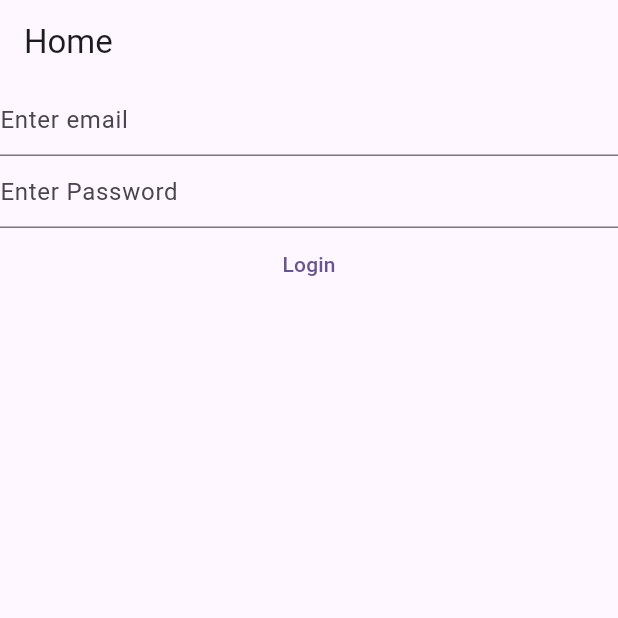
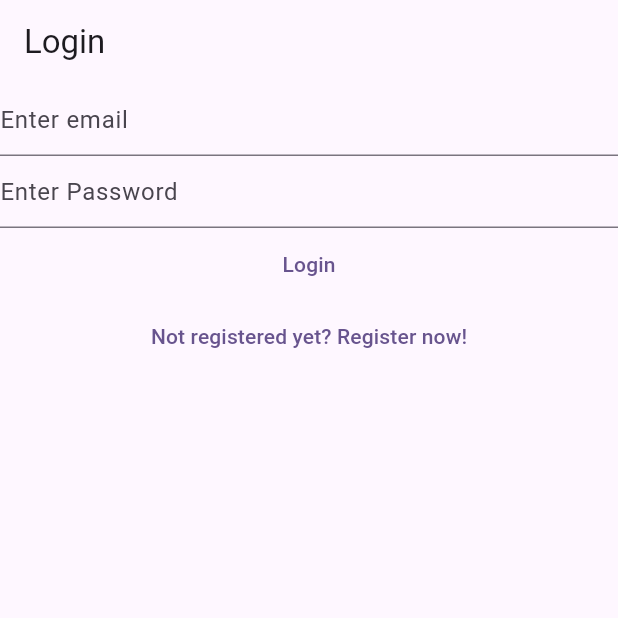
Before and after one commit to sadman017/My_Notes_App, a Flutter app: the screen it shows after launch, on a phone screen of 412 x 824 dp, the top half of it. Run offline on Flutter 3.47's test engine with Material 3 defaults, Android fonts, the phone set to English and light mode, and no system bars; our stand-ins replace firebase_auth, firebase_core; accounts and stored records are empty.

Commit message:
link established

```diff
--- a/lib/Views/login_view.dart
+++ b/lib/Views/login_view.dart
@@ -29,7 +29,13 @@ class _LoginViewState extends State<LoginView> {
 
   @override
   Widget build(BuildContext context) {
-   return  Column(
+   return Scaffold(
+
+      appBar: AppBar(
+        title: const Text("Login"),
+        ),
+
+      body :Column(
                   children: [
                     TextField(
                       controller: _email,
@@ -60,7 +66,7 @@ class _LoginViewState extends State<LoginView> {
                           email: email,
                           password: password);
 
-                          debugPrint(userCredential as String?);
+                          print(userCredential);
                         }
                         on FirebaseAuthException catch(e){
                           if (e.code == "user-not-found"){
@@ -71,8 +77,15 @@ class _LoginViewState extends State<LoginView> {
                           }
                        }
                       },
-                      child: const Text("Login"),),
+                      child: const Text("Login"),
+                      ),
+                      TextButton(onPressed: (){
+                        Navigator.of(context).pushNamedAndRemoveUntil('/register/',
+                        (route) => false);
+                      },
+                      child: const Text("Not registered yet? Register now!"),),
                    ],
+          ),
           );
   }
 }
--- a/lib/Views/register_view.dart
+++ b/lib/Views/register_view.dart
@@ -30,7 +30,11 @@ class _RegisterViewState extends State<RegisterView> {
 
   @override
   Widget build(BuildContext context) {
-    return  Column(
+    return Scaffold(
+      appBar: AppBar(
+        title: const Text("Register"),
+      ),
+      body: Column(
                   children: [
                     TextField(
                       controller: _email,
@@ -61,7 +65,7 @@ class _RegisterViewState extends State<RegisterView> {
                           email: email,
                           password: password);
 
-                          debugPrint(userCredential as String?);
+                          print(userCredential);
                         }
                         on FirebaseAuthException catch(e){
                           if (e.code == "weak-password"){
@@ -76,7 +80,13 @@ class _RegisterViewState extends State<RegisterView> {
                        }
                       },
                       child: const Text("Register"),),
+                      TextButton(onPressed: (){
+                        Navigator.of(context).pushNamedAndRemoveUntil('/login/',
+                         (route) => false);
+                      },
+                      child: const Text("Already Registered? Login!"),),
                    ],
+          ),
           );
   }
 }
--- a/lib/main.dart
+++ b/lib/main.dart
@@ -1,7 +1,7 @@
-import 'package:firebase_auth/firebase_auth.dart';
 import 'package:firebase_core/firebase_core.dart';
 import 'package:flutter/material.dart';
 import 'package:practice_app/Views/login_view.dart';
+import 'package:practice_app/Views/register_view.dart';
 import 'package:practice_app/firebase_options.dart';
 void main() {
   WidgetsFlutterBinding.ensureInitialized();
@@ -12,6 +12,10 @@ void main() {
         useMaterial3: true,
       ),
       home: const HomePage(),
+      routes: {
+        '/login/': (context) => const LoginView(),
+        '/register/': (context) => const RegisterView(),
+      },
     ));
 }
 class HomePage extends StatelessWidget {
@@ -19,10 +23,7 @@ class HomePage extends StatelessWidget {
 
   @override
   Widget build(BuildContext context) {
-    return Scaffold(
-      appBar: AppBar(
-        title: const Text("Home"),),
-        body: FutureBuilder(
+    return FutureBuilder(
           future: Firebase.initializeApp(
                   options: DefaultFirebaseOptions.currentPlatform,
                   ),
@@ -38,36 +39,11 @@ class HomePage extends StatelessWidget {
                 //   return const VerifyEmailView();
                 // }
                 return const LoginView();
-          default: return const Text("Loading....");
+          default: return const CircularProgressIndicator();
             }
 
           },
 
-        ),
-    );
+        );
   }
 }
-
-class VerifyEmailView extends StatefulWidget {
-  const VerifyEmailView({super.key});
-
-  @override
-  State<VerifyEmailView> createState() => _VerifyEmailViewState();
-}
-
-class _VerifyEmailViewState extends State<VerifyEmailView> {
-  @override
-  Widget build(BuildContext context) {
-    return Column(
-        children: [
-          const Text("Please Verify Email"),
-          TextButton(onPressed: ()async{
-            final user = FirebaseAuth.instance.currentUser;
-            await user?.sendEmailVerification();
-          },
-          child: const Text("Send Email verification"),
-          )
-        ],
-      );
-  }
-}
```
Also changed, not shown: lib/Views/verfyemail_view.dart (added, +30 -0 lines).
